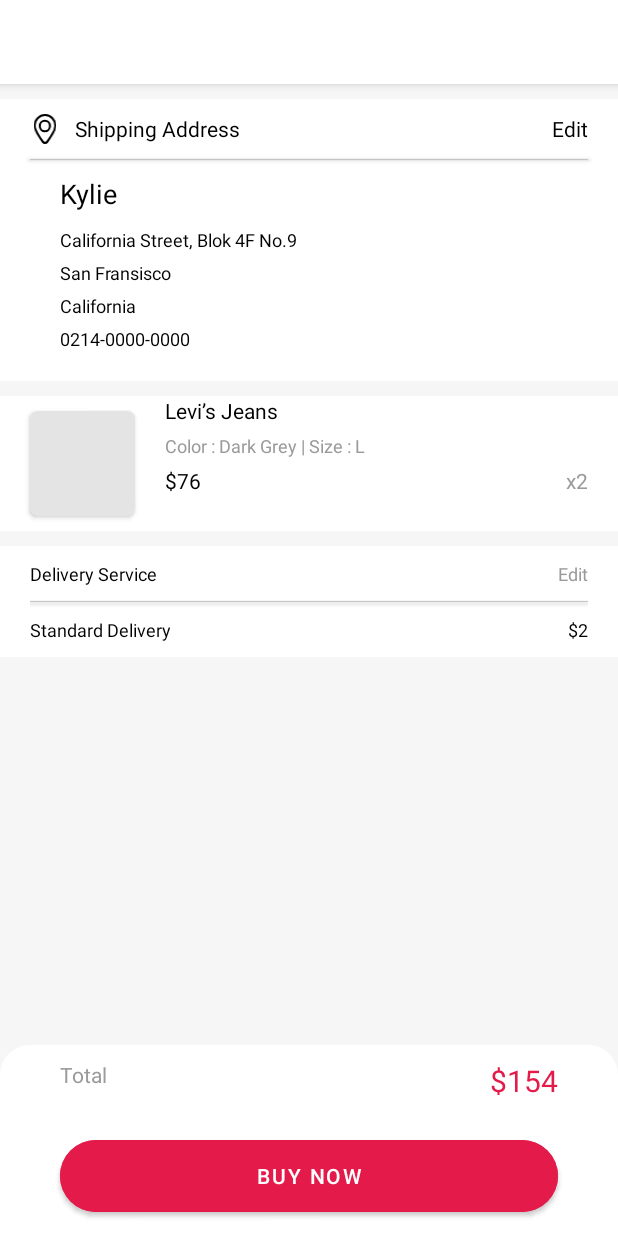
After one commit to ETS-Android2/MindshopUI-Android, an Android app: the Payment screen opened directly, with no data from a screen before it, on a phone screen of 412 x 824 dp. The commit adds this screen. Run offline under Robolectric (Android 15) with nearby library versions, the phone set to English and light mode, and no system bars.

Commit message:
Payment Activity

```diff
--- a/app/src/main/AndroidManifest.xml
+++ b/app/src/main/AndroidManifest.xml
@@ -10,7 +10,8 @@
         android:roundIcon="@mipmap/ic_launcher_round"
         android:supportsRtl="true"
         android:theme="@style/Theme.MindshopUI">
-        <activity android:name=".activities.MyCart"></activity>
+        <activity android:name=".activities.Payment"></activity>
+        <activity android:name=".activities.MyCart" />
         <activity android:name=".activities.Settings" />
         <activity android:name=".activities.Orders" />
         <activity android:name=".activities.Account" />
--- a/app/src/main/java/net/mindzone/mindshopui/activities/MyCart.java
+++ b/app/src/main/java/net/mindzone/mindshopui/activities/MyCart.java
@@ -6,6 +6,7 @@ import androidx.recyclerview.widget.RecyclerView;
 
 import android.graphics.drawable.ColorDrawable;
 import android.os.Bundle;
+import android.util.Log;
 import android.view.View;
 
 import net.mindzone.mindshopui.R;
@@ -21,6 +22,7 @@ import java.util.ArrayList;
 public class MyCart extends AppCompatActivity implements CartRecyclerViewAdapter.ItemClickListener {
 
     CartRecyclerViewAdapter cartRecyclerViewAdapter;
+    ArrayList<MyCartItems> myCartItems = MyCartItems.getItemsCart();
 
     @Override
     protected void onCreate(Bundle savedInstanceState) {
@@ -28,8 +30,10 @@ public class MyCart extends AppCompatActivity implements CartRecyclerViewAdapter
         getSupportActionBar().setBackgroundDrawable(new ColorDrawable(getResources().getColor(R.color.white, null)));
         getSupportActionBar().setTitle("My Cart");
         setContentView(R.layout.activity_mycart);
-        ArrayList<OrderModel> Orders = OrderModel.getOrders();
-        ArrayList<MyCartItems> myCartItems = MyCartItems.getItemsCart();
+        constructRecyclerView();
+    }
+
+    private void constructRecyclerView() {
         LinearLayoutManager layoutManager
                 = new LinearLayoutManager(this, LinearLayoutManager.VERTICAL, false);
         RecyclerView orders_recyclerView = findViewById(R.id.myCartRecyclerView);
@@ -42,6 +46,6 @@ public class MyCart extends AppCompatActivity implements CartRecyclerViewAdapter
 
     @Override
     public void onItemClick(View view, int position) {
-
+        Log.d("Test", "Click on the following item in cart " + myCartItems.get(position).toString());
     }
 }
--- /dev/null
+++ b/app/src/main/java/net/mindzone/mindshopui/activities/Payment.java
@@ -0,0 +1,37 @@
+package net.mindzone.mindshopui.activities;
+
+import androidx.appcompat.app.AppCompatActivity;
+
+import android.graphics.drawable.ColorDrawable;
+import android.os.Bundle;
+import android.view.LayoutInflater;
+import android.view.View;
+
+import com.google.android.material.bottomsheet.BottomSheetDialog;
+
+import net.mindzone.mindshopui.R;
+import net.mindzone.mindshopui.databinding.ActivityPaymentBinding;
+
+public class Payment extends AppCompatActivity {
+
+    ActivityPaymentBinding binding;
+
+    @Override
+    protected void onCreate(Bundle savedInstanceState) {
+        super.onCreate(savedInstanceState);
+        getSupportActionBar().setBackgroundDrawable(new ColorDrawable(getResources().getColor(R.color.white, null)));
+        getSupportActionBar().setTitle("Payment & Shipping");
+        setContentView(R.layout.activity_payment);
+        binding = ActivityPaymentBinding.inflate(getLayoutInflater());
+        View view = binding.getRoot();
+        setContentView(view);
+        binding.buyNowBTN.setOnClickListener(this::buyNowAction);
+    }
+
+    public void buyNowAction(View v) {
+        final BottomSheetDialog bottomSheetDialog = new BottomSheetDialog(this, R.style.BottomSheetDialogTheme);
+        View bottomSheetView = LayoutInflater.from(this).inflate(R.layout.confirmation_popup, binding.getRoot().findViewById(R.id.main_container));
+        bottomSheetDialog.setContentView(bottomSheetView);
+        bottomSheetDialog.show();
+    }
+}
--- a/app/src/main/java/net/mindzone/mindshopui/ui/home/HomeFragment.java
+++ b/app/src/main/java/net/mindzone/mindshopui/ui/home/HomeFragment.java
@@ -21,6 +21,7 @@ import net.mindzone.mindshopui.BaseFragment;
 import net.mindzone.mindshopui.R;
 import net.mindzone.mindshopui.RecyclerViewAdapters.ProductsRecyclerViewAdapter;
 import net.mindzone.mindshopui.activities.MyCart;
+import net.mindzone.mindshopui.activities.Payment;
 import net.mindzone.mindshopui.activities.Sign;
 import net.mindzone.mindshopui.RecyclerViewAdapters.MyRecyclerViewAdapter;
 import net.mindzone.mindshopui.databinding.FragmentHomeBinding;
@@ -72,7 +73,8 @@ public class HomeFragment extends BaseFragment implements MyRecyclerViewAdapter.
 
     public void cartBTNClicked(View v) {
         Intent intent = new Intent();
-        intent.setClass(getActivity(), MyCart.class);
+//        intent.setClass(getActivity(), MyCart.class);
+        intent.setClass(getActivity(), Payment.class);
         getActivity().startActivity(intent);
     }
 
--- /dev/null
+++ b/app/src/main/res/drawable/ic_location_icon.xml
@@ -0,0 +1,12 @@
+<vector xmlns:android="http://schemas.android.com/apk/res/android"
+    android:width="10.941dp"
+    android:height="13.901dp"
+    android:viewportWidth="10.941"
+    android:viewportHeight="13.901">
+  <path
+      android:fillColor="#FF000000"
+      android:pathData="M5.471,0a5.361,5.361 0,0 1,5.471 5.471,8.63 8.63,0 0,1 -1.393,3.847 35.473,35.473 0,0 1,-2.608 3.855,1.817 1.817,0 0,1 -2.921,-0.015 39.623,39.623 0,0 1,-2.618 -3.9,15.54 15.54,0 0,1 -1,-2.044 5.027,5.027 0,0 1,-0.4 -1.742A5.477,5.477 0,0 1,5.471 0ZM5.487,12.9a0.829,0.829 0,0 0,0.659 -0.336,35.667 35.667,0 0,0 2.534,-3.743 7.485,7.485 0,0 0,1.261 -3.351,4.471 4.471,0 1,0 -8.941,0 3.991,3.991 0,0 0,0.333 1.38,14.559 14.559,0 0,0 0.938,1.909 38.622,38.622 0,0 0,2.549 3.8A0.834,0.834 0,0 0,5.487 12.9Z"/>
+  <path
+      android:fillColor="#FF000000"
+      android:pathData="M5.397,8.478A2.935,2.935 0,1 1,8.332 5.543,2.938 2.938,0 0,1 5.397,8.478ZM5.397,3.608A1.935,1.935 0,1 0,7.332 5.543,1.937 1.937,0 0,0 5.397,3.608Z"/>
+</vector>
--- /dev/null
+++ b/app/src/main/res/layout/activity_payment.xml
@@ -0,0 +1,78 @@
+<?xml version="1.0" encoding="utf-8"?>
+<androidx.constraintlayout.widget.ConstraintLayout xmlns:android="http://schemas.android.com/apk/res/android"
+    xmlns:app="http://schemas.android.com/apk/res-auto"
+    xmlns:tools="http://schemas.android.com/tools"
+    android:layout_width="match_parent"
+    android:layout_height="match_parent"
+    android:background="@color/_F6F6F6"
+    tools:context=".activities.Payment">
+    <!-- Body of payment Activity-->
+    <ScrollView
+        android:layout_width="match_parent"
+        android:layout_height="wrap_content"
+        app:layout_constraintTop_toTopOf="parent">
+
+        <LinearLayout
+            android:layout_width="match_parent"
+            android:layout_height="match_parent"
+            android:orientation="vertical">
+
+            <!--Shipping Info   -->
+            <include layout="@layout/shippingaddress" />
+
+            <!--Product Information & Delivery Services   -->
+            <include layout="@layout/iteminfo_deliveryservice" />
+        </LinearLayout>
+
+    </ScrollView>
+
+    <!--    Bottom Card-->
+    <LinearLayout
+        android:id="@+id/bottomContainer"
+        android:layout_width="match_parent"
+        android:layout_height="wrap_content"
+        android:background="@drawable/popup_sheet"
+        android:orientation="vertical"
+        app:layout_constraintBottom_toBottomOf="parent">
+
+        <RelativeLayout
+            android:layout_width="match_parent"
+            android:layout_height="wrap_content"
+            android:layout_marginHorizontal="40dp">
+
+            <TextView
+                android:layout_width="wrap_content"
+                android:layout_height="wrap_content"
+                android:layout_alignParentStart="true"
+                android:layout_gravity="center_horizontal"
+                android:layout_marginVertical="10dp"
+                android:text="@string/Total"
+                android:textColor="@color/_9A9A9A"
+                android:textSize="14sp" />
+
+            <TextView
+                android:layout_width="wrap_content"
+                android:layout_height="wrap_content"
+                android:layout_alignParentEnd="true"
+                android:layout_gravity="center_horizontal"
+                android:layout_marginVertical="10dp"
+                android:text="$154"
+                android:textColor="@color/_E41A4A"
+                android:textSize="20sp" />
+        </RelativeLayout>
+
+
+        <com.google.android.material.button.MaterialButton
+            android:id="@+id/buyNowBTN"
+            android:layout_width="match_parent"
+            android:layout_height="60dp"
+            android:layout_marginHorizontal="40dp"
+            android:layout_marginVertical="10dp"
+            android:backgroundTint="@color/_E41A4A"
+            android:onClick="buyNowAction"
+            android:text="@string/buy"
+            android:textColor="@color/white"
+            app:shapeAppearanceOverlay="@style/PillShapeAppearance" />
+    </LinearLayout>
+
+</androidx.constraintlayout.widget.ConstraintLayout>
--- /dev/null
+++ b/app/src/main/res/layout/iteminfo_deliveryservice.xml
@@ -0,0 +1,135 @@
+<?xml version="1.0" encoding="utf-8"?>
+<LinearLayout xmlns:android="http://schemas.android.com/apk/res/android"
+    xmlns:app="http://schemas.android.com/apk/res-auto"
+    android:layout_width="match_parent"
+    android:layout_height="wrap_content"
+    android:layout_marginTop="10dp"
+    android:background="@color/_F6F6F6"
+    android:orientation="vertical">
+
+    <LinearLayout
+        android:layout_width="match_parent"
+        android:layout_height="wrap_content"
+        android:background="@color/white">
+
+        <androidx.cardview.widget.CardView
+            android:layout_width="70dp"
+            android:layout_height="70dp"
+            android:layout_marginVertical="10dp"
+            android:layout_marginStart="20dp"
+            android:backgroundTint="@color/_E4E4E4"
+            android:elevation="0dp"
+            app:cardCornerRadius="5dp"
+            app:cardMaxElevation="0dp" />
+
+        <LinearLayout
+            android:layout_width="match_parent"
+            android:layout_height="wrap_content"
+            android:layout_marginHorizontal="20dp"
+            android:orientation="vertical">
+
+            <TextView
+                android:layout_width="wrap_content"
+                android:layout_height="wrap_content"
+                android:text="Levi’s Jeans"
+                android:textColor="@color/black"
+                android:textSize="14sp" />
+
+            <TextView
+                android:layout_width="wrap_content"
+                android:layout_height="wrap_content"
+                android:layout_marginVertical="5dp"
+                android:text="Color : Dark Grey | Size : L"
+                android:textColor="@color/_9A9A9A"
+                android:textSize="12sp" />
+
+            <RelativeLayout
+                android:layout_width="match_parent"
+                android:layout_height="wrap_content">
+
+                <TextView
+                    android:layout_width="wrap_content"
+                    android:layout_height="wrap_content"
+                    android:layout_alignParentStart="true"
+                    android:text="$76"
+                    android:textColor="@color/black"
+                    android:textSize="14sp" />
+
+                <TextView
+                    android:layout_width="wrap_content"
+                    android:layout_height="wrap_content"
+                    android:layout_alignParentEnd="true"
+                    android:text="x2"
+                    android:textColor="@color/_9A9A9A"
+                    android:textSize="14sp" />
+            </RelativeLayout>
+        </LinearLayout>
+    </LinearLayout>
+
+    <LinearLayout
+        android:layout_width="match_parent"
+        android:layout_height="wrap_content"
+        android:layout_marginTop="10dp"
+        android:background="@color/white">
+
+        <LinearLayout
+            android:layout_width="match_parent"
+            android:layout_height="wrap_content"
+            android:layout_marginHorizontal="20dp"
+            android:orientation="vertical">
+
+
+            <RelativeLayout
+                android:layout_width="match_parent"
+                android:layout_height="wrap_content"
+                android:layout_marginTop="10dp">
+
+                <TextView
+                    android:layout_width="wrap_content"
+                    android:layout_height="wrap_content"
+                    android:layout_alignParentStart="true"
+                    android:text="Delivery Service"
+                    android:textColor="@color/black"
+                    android:textSize="12sp" />
+
+                <TextView
+                    android:layout_width="wrap_content"
+                    android:layout_height="wrap_content"
+                    android:layout_alignParentEnd="true"
+                    android:text="Edit"
+                    android:textColor="@color/_9A9A9A"
+                    android:textSize="12sp" />
+            </RelativeLayout>
+
+            <androidx.cardview.widget.CardView
+                android:layout_width="match_parent"
+                android:layout_height="0.2dp"
+                android:layout_marginVertical="10dp"
+                android:backgroundTint="@color/_C4C4C4"
+                android:elevation="0dp" />
+
+            <RelativeLayout
+                android:layout_width="match_parent"
+                android:layout_height="wrap_content"
+                android:layout_marginBottom="10dp">
+
+                <TextView
+                    android:layout_width="wrap_content"
+                    android:layout_height="wrap_content"
+                    android:layout_alignParentStart="true"
+                    android:text="Standard Delivery"
+                    android:textColor="@color/black"
+                    android:textSize="12sp" />
+
+                <TextView
+                    android:layout_width="wrap_content"
+                    android:layout_height="wrap_content"
+                    android:layout_alignParentEnd="true"
+                    android:text="$2"
+                    android:textColor="@color/black"
+                    android:textSize="12sp" />
+            </RelativeLayout>
+
+        </LinearLayout>
+    </LinearLayout>
+</LinearLayout>
--- /dev/null
+++ b/app/src/main/res/layout/shippingaddress.xml
@@ -0,0 +1,100 @@
+<?xml version="1.0" encoding="utf-8"?>
+<LinearLayout xmlns:android="http://schemas.android.com/apk/res/android"
+    android:layout_width="match_parent"
+    android:layout_height="wrap_content"
+    android:layout_marginTop="10dp"
+    android:background="@color/white"
+    android:orientation="vertical">
+
+    <LinearLayout
+        android:layout_width="match_parent"
+        android:layout_height="wrap_content"
+        android:layout_marginBottom="20dp"
+        android:orientation="vertical">
+
+        <RelativeLayout
+            android:layout_width="match_parent"
+            android:layout_height="wrap_content"
+            android:layout_marginHorizontal="20dp"
+            android:layout_marginVertical="10dp">
+
+            <ImageView
+                android:id="@+id/locationIcon"
+                android:layout_width="20dp"
+                android:layout_height="20dp"
+                android:layout_alignParentStart="true"
+                android:src="@drawable/ic_location_icon" />
+
+            <TextView
+                android:layout_width="wrap_content"
+                android:layout_height="wrap_content"
+                android:layout_marginStart="10dp"
+                android:layout_toEndOf="@+id/locationIcon"
+                android:text="@string/shippingAddress"
+                android:textColor="@color/black"
+                android:textSize="14sp" />
+
+            <TextView
+                android:layout_width="wrap_content"
+                android:layout_height="wrap_content"
+                android:layout_alignParentEnd="true"
+                android:text="Edit"
+                android:textColor="@color/black"
+                android:textSize="14sp" />
+        </RelativeLayout>
+
+        <androidx.cardview.widget.CardView
+            android:layout_width="match_parent"
+            android:layout_height="0.5dp"
+            android:layout_marginHorizontal="20dp"
+            android:backgroundTint="@color/_C4C4C4"
+            android:elevation="0dp" />
+
+        <LinearLayout
+            android:layout_width="match_parent"
+            android:layout_height="wrap_content"
+            android:layout_marginStart="40dp"
+            android:layout_marginTop="10dp"
+            android:orientation="vertical">
+
+            <TextView
+                android:layout_width="wrap_content"
+                android:layout_height="wrap_content"
+                android:layout_marginBottom="10dp"
+                android:text="Kylie"
+                android:textColor="@color/black"
+                android:textSize="18sp" />
+
+            <TextView
+                android:layout_width="wrap_content"
+                android:layout_height="wrap_content"
+                android:layout_marginBottom="5dp"
+                android:text="California Street, Blok 4F No.9"
+                android:textColor="@color/black"
+                android:textSize="12sp" />
+
+            <TextView
+                android:layout_width="wrap_content"
+                android:layout_height="wrap_content"
+                android:layout_marginBottom="5dp"
+                android:text="San Fransisco"
+                android:textColor="@color/black"
+                android:textSize="12sp" />
+
+            <TextView
+                android:layout_width="wrap_content"
+                android:layout_height="wrap_content"
+                android:layout_marginBottom="5dp"
+                android:text="California"
+                android:textColor="@color/black"
+                android:textSize="12sp" />
+
+            <TextView
+                android:layout_width="wrap_content"
+                android:layout_height="wrap_content"
+                android:text="0214-0000-0000"
+                android:textColor="@color/black"
+                android:textSize="12sp" />
+        </LinearLayout>
+    </LinearLayout>
+</LinearLayout>
--- a/app/src/main/res/values/strings.xml
+++ b/app/src/main/res/values/strings.xml
@@ -34,6 +34,9 @@
     <string name="addToCart">ADD TO CART</string>
     <string name="checkout">CHECK OUT</string>
     <string name="subtotal">subtotal</string>
+    <string name="buy">BUY NOW</string>
+    <string name="Total">Total</string>
+    <string name="shippingAddress">Shipping Address</string>
 
 
 </resources>
```
